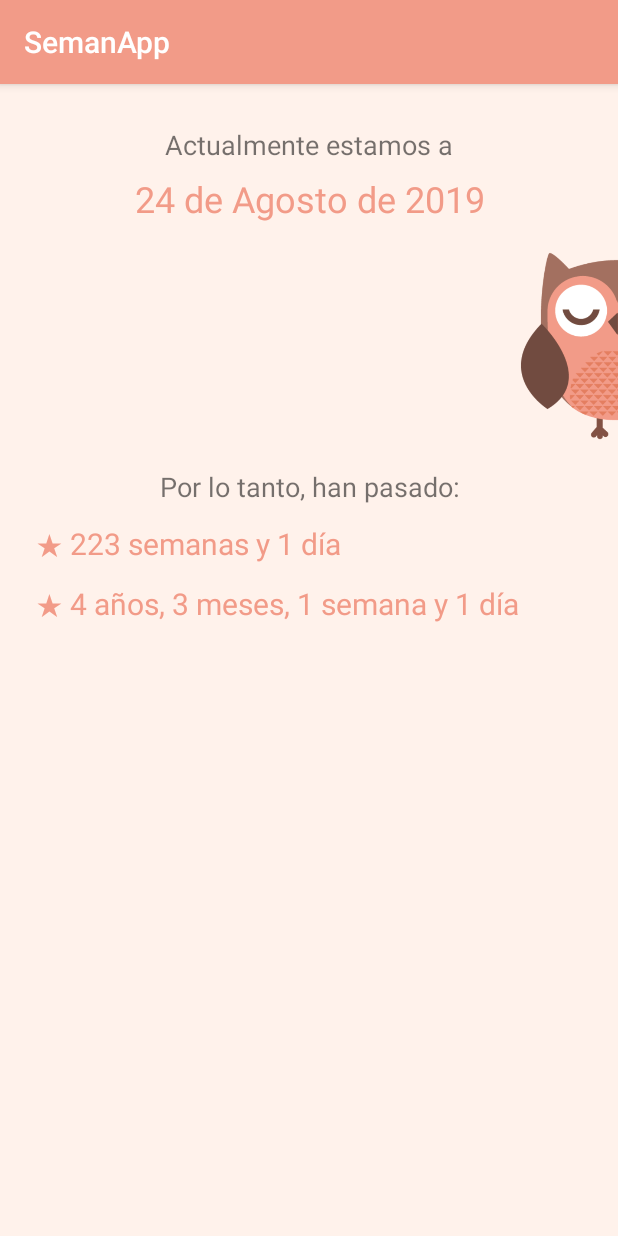
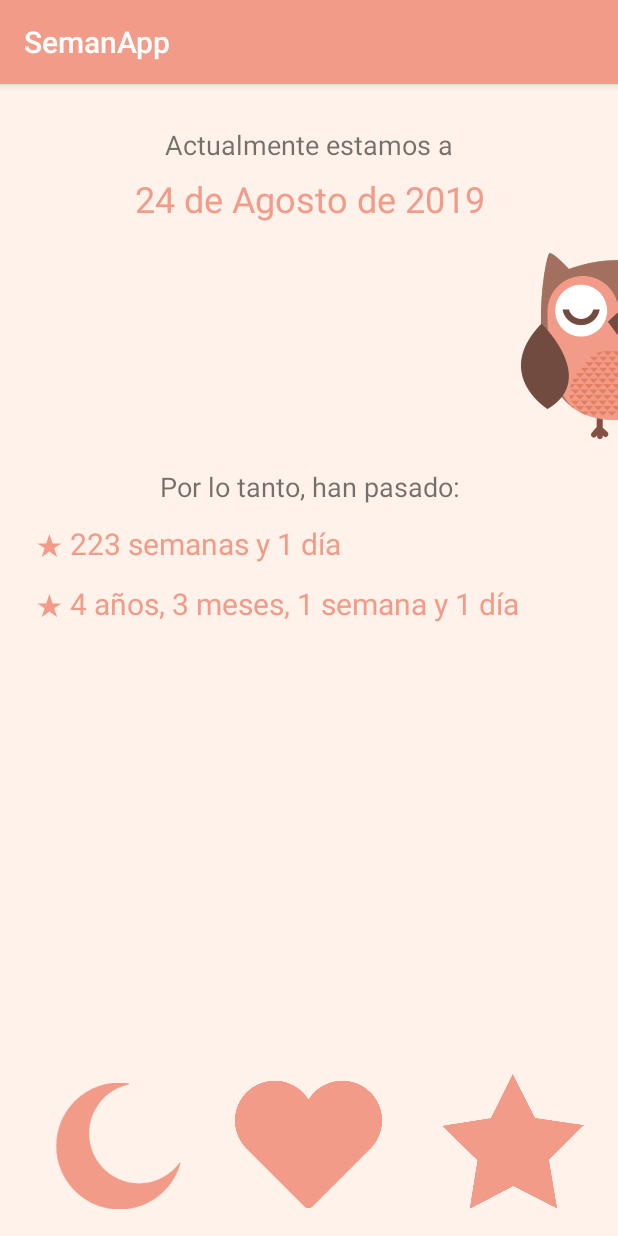
Before and after one commit to MoonDollLuna/semanapp_v2, an Android app: the screen it shows after launch (MainActivity), on a phone screen of 412 x 824 dp. Run offline under Robolectric (Android 15) with nearby library versions, the phone set to English and light mode, and no system bars.

Commit message:
Finished first main implementation

```diff
--- a/app/src/main/java/luna/semanapp/MainActivity.java
+++ b/app/src/main/java/luna/semanapp/MainActivity.java
@@ -3,6 +3,8 @@ package luna.semanapp;
 import android.os.Handler;
 import android.support.v7.app.AppCompatActivity;
 import android.os.Bundle;
+import android.view.View;
+import android.widget.ImageView;
 import android.widget.TextView;
 
 import java.util.Calendar;
@@ -19,7 +21,8 @@ public class MainActivity extends AppCompatActivity implements Runnable {
     GregorianCalendar currentDate;
 
     //Elements on the screen
-    TextView currentDateTV, weeksTV, totalTimeTV;
+    TextView currentDateTV, weeksTV, totalTimeTV, specialTV;
+    ImageView backgroundIV;
 
 
     @Override
@@ -31,6 +34,8 @@ public class MainActivity extends AppCompatActivity implements Runnable {
         currentDateTV = findViewById(R.id.fecha);
         weeksTV = findViewById(R.id.semanas);
         totalTimeTV = findViewById(R.id.fechaTotal);
+        specialTV = findViewById(R.id.special);
+        backgroundIV = findViewById(R.id.background);
 
         //Get current date and update the screen
         currentDate = new GregorianCalendar();
@@ -66,7 +71,6 @@ public class MainActivity extends AppCompatActivity implements Runnable {
     }
 
     //Returns the number of days between two dates
-    //TODO REHACERLO YO
     public static int daysBetween(Calendar day1, Calendar day2){
         Calendar dayOne = (Calendar) day1.clone(),
                 dayTwo = (Calendar) day2.clone();
@@ -115,6 +119,9 @@ public class MainActivity extends AppCompatActivity implements Runnable {
         updateWeeks(daysBetween(anniversary, currentDate));
         //Update the number of years, months, weeks and days on screen
         updateDate();
+
+        //Check if there is a special date
+        specialDate();
 
     }
 
@@ -238,4 +245,28 @@ public class MainActivity extends AppCompatActivity implements Runnable {
         //Set the text
         totalTimeTV.setText(text);
     }
+
+    private void specialDate(){
+
+        //Check by order of priority
+
+        //Anniversary
+        if(currentDate.get(Calendar.MONTH) == 4 && currentDate.get(Calendar.DAY_OF_MONTH) == 15){
+            specialTV.setText("☽¡Feliz aniversario!☽");
+        }
+        //Month
+        else if(currentDate.get(Calendar.DAY_OF_MONTH) == 15){
+            specialTV.setText("☽¡Otro mes juntas!☽");
+        }
+        //Week
+        else if(currentDate.get(Calendar.DAY_OF_WEEK) == Calendar.FRIDAY){
+            specialTV.setText("☽¡Otra semana juntas!☽");
+        }
+        //Nothing
+        else{
+            specialTV.setVisibility(View.INVISIBLE);
+            backgroundIV.setVisibility(View.INVISIBLE);
+        }
+
+    }
 }
--- a/app/src/main/res/layout/activity_main.xml
+++ b/app/src/main/res/layout/activity_main.xml
@@ -90,4 +90,65 @@
         app:layout_constraintTop_toBottomOf="@+id/fecha"
         app:srcCompat="@drawable/owlnobg" />
 
+    <ImageView
+        android:id="@+id/moon"
+        android:layout_width="90dp"
+        android:layout_height="84dp"
+        android:layout_marginStart="34dp"
+        android:layout_marginBottom="18dp"
+        app:layout_constraintBottom_toBottomOf="parent"
+        app:layout_constraintStart_toStartOf="parent"
+        app:srcCompat="@drawable/moon" />
+
+    <ImageView
+        android:id="@+id/star"
+        android:layout_width="108dp"
+        android:layout_height="94dp"
+        android:layout_marginEnd="16dp"
+        android:layout_marginBottom="16dp"
+        app:layout_constraintBottom_toBottomOf="parent"
+        app:layout_constraintEnd_toEndOf="parent"
+        app:srcCompat="@drawable/star" />
+
+    <ImageView
+        android:id="@+id/heart"
+        android:layout_width="147dp"
+        android:layout_height="98dp"
+        android:layout_marginStart="8dp"
+        android:layout_marginBottom="12dp"
+        app:layout_constraintBottom_toBottomOf="parent"
+        app:layout_constraintStart_toEndOf="@+id/moon"
+        app:srcCompat="@drawable/heart" />
+
+    <ImageView
+        android:id="@+id/background"
+        android:layout_width="342dp"
+        android:layout_height="99dp"
+        android:layout_marginStart="34dp"
+        android:layout_marginTop="8dp"
+        android:layout_marginEnd="35dp"
+        android:layout_marginBottom="8dp"
+        android:adjustViewBounds="false"
+        android:scaleType="fitXY"
+        android:visibility="visible"
+        app:layout_constraintBottom_toBottomOf="parent"
+        app:layout_constraintEnd_toEndOf="parent"
+        app:layout_constraintHorizontal_bias="1.0"
+        app:layout_constraintStart_toStartOf="parent"
+        app:layout_constraintTop_toTopOf="parent"
+        app:layout_constraintVertical_bias="0.7"
+        app:srcCompat="@drawable/background" />
+
+    <TextView
+        android:id="@+id/special"
+        android:layout_width="wrap_content"
+        android:layout_height="wrap_content"
+        android:text="UNA SEMANA JUNTAS"
+        android:textColor="@android:color/background_light"
+        android:textSize="24sp"
+        app:layout_constraintBottom_toBottomOf="@+id/background"
+        app:layout_constraintEnd_toEndOf="@+id/background"
+        app:layout_constraintStart_toStartOf="@+id/background"
+        app:layout_constraintTop_toTopOf="@+id/background" />
+
 </android.support.constraint.ConstraintLayout>
```
Also changed, not shown: app/src/main/res/drawable-v24/background.png (added), app/src/main/res/drawable-v24/heart.png (added), app/src/main/res/drawable-v24/moon.png (added), app/src/main/res/drawable-v24/star.png (added).
